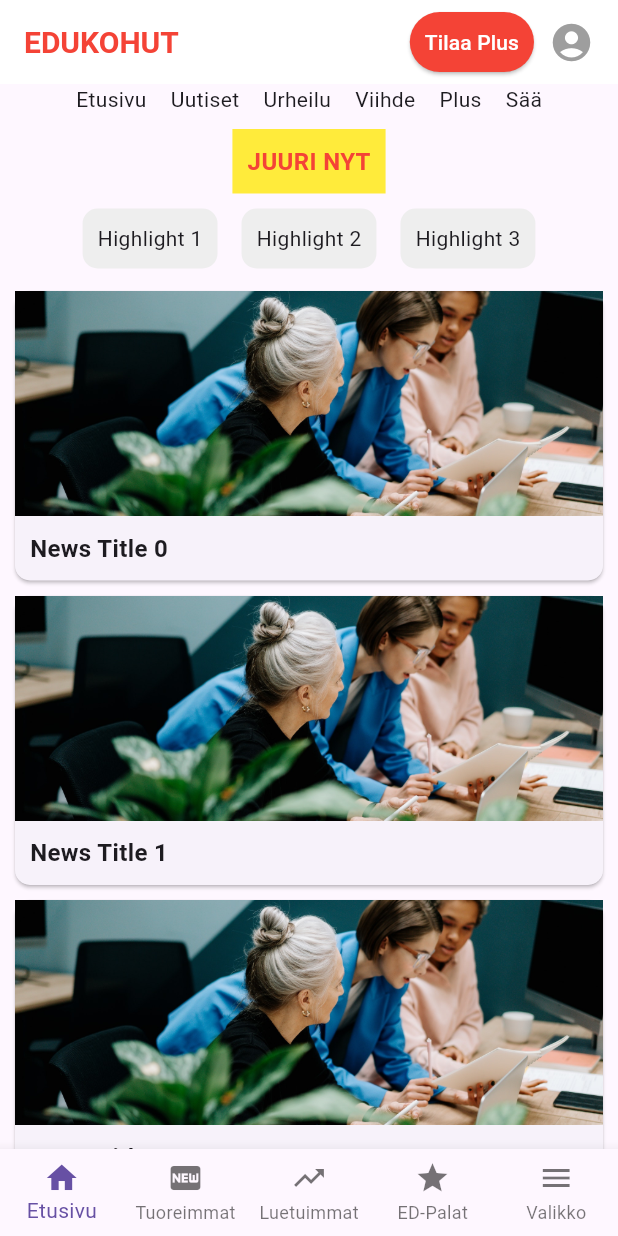
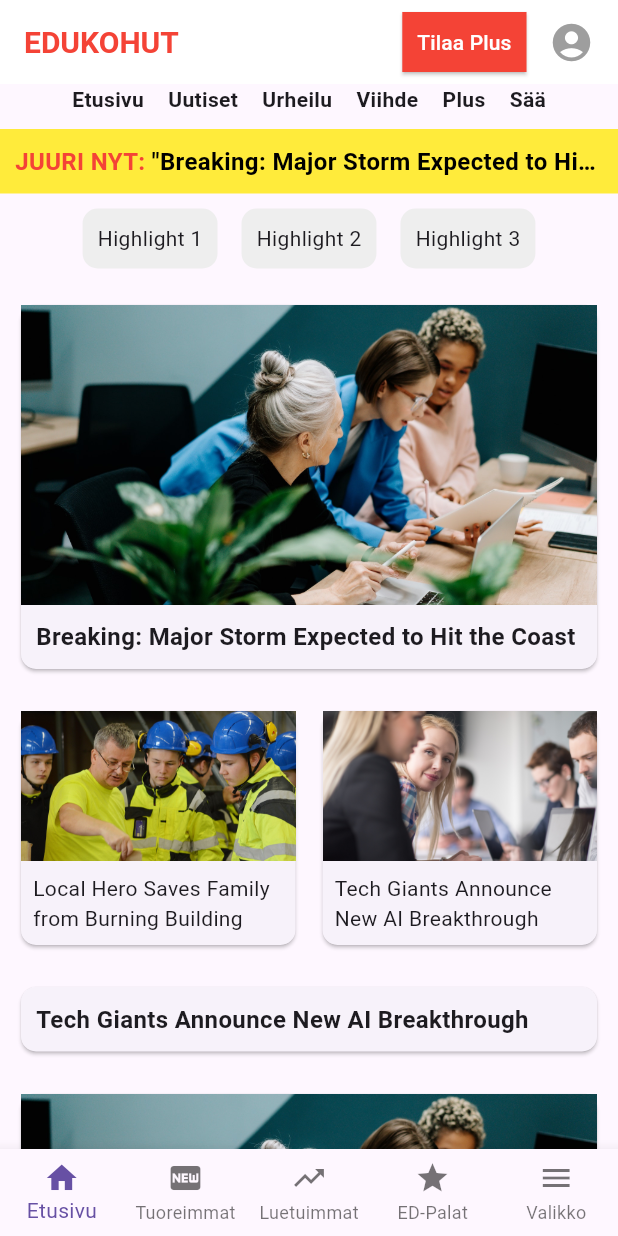
Before and after one commit to JaamoK/flutter_application_1, a Flutter app: the screen it shows after launch, on a phone screen of 412 x 824 dp. Run offline on Flutter 3.47's test engine with Material 3 defaults, Android fonts, the phone set to English and light mode, and no system bars.

Commit message:
Titles in eduKohu

```diff
--- a/lib/main.dart
+++ b/lib/main.dart
@@ -47,10 +47,13 @@ class HomeScreen extends StatelessWidget {
                     backgroundColor: Colors.red,
                     foregroundColor: Colors.white,
                     padding: const EdgeInsets.symmetric(horizontal: 10),
+                    shape: RoundedRectangleBorder(
+                      borderRadius: BorderRadius.zero, // Makes the button rectangular
+                    ),
                   ),
                   child: const Text('Tilaa Plus'),
                 ),
-                const SizedBox(width: 10),
+                const SizedBox(width: 15),
                 const Icon(
                   Icons.account_circle,
                   color: Colors.grey,
@@ -70,27 +73,27 @@ class HomeScreen extends StatelessWidget {
               children: const [
                 Padding(
                   padding: EdgeInsets.symmetric(horizontal: 8.0),
-                  child: Text('Etusivu'),
+                  child: Text('Etusivu', style: TextStyle(fontWeight: FontWeight.bold), ),
                 ),
                 Padding(
                   padding: EdgeInsets.symmetric(horizontal: 8.0),
-                  child: Text('Uutiset'),
+                  child: Text('Uutiset', style: TextStyle(fontWeight: FontWeight.bold), ),
                 ),
                 Padding(
                   padding: EdgeInsets.symmetric(horizontal: 8.0),
-                  child: Text('Urheilu'),
+                  child: Text('Urheilu', style: TextStyle(fontWeight: FontWeight.bold), ),
                 ),
                 Padding(
                   padding: EdgeInsets.symmetric(horizontal: 8.0),
-                  child: Text('Viihde'),
+                  child: Text('Viihde', style: TextStyle(fontWeight: FontWeight.bold), ),
                 ),
                 Padding(
                   padding: EdgeInsets.symmetric(horizontal: 8.0),
-                  child: Text('Plus'),
+                  child: Text('Plus', style: TextStyle(fontWeight: FontWeight.bold), ),
                 ),
                 Padding(
                   padding: EdgeInsets.symmetric(horizontal: 8.0),
-                  child: Text('Sää'),
+                  child: Text('Sää', style: TextStyle(fontWeight: FontWeight.bold), ),
                 ),
               ],
             ),
@@ -100,13 +103,29 @@ class HomeScreen extends StatelessWidget {
           Container(
             color: Colors.yellow,
             padding: const EdgeInsets.all(10),
-            child: const Text(
-              'JUURI NYT',
+            child: Row(
+              mainAxisAlignment: MainAxisAlignment.start,
+              children: [
+                const Text(
+                  'JUURI NYT: ',
                   style: TextStyle(
                     color: Colors.red,
                     fontWeight: FontWeight.bold,
                     fontSize: 16,
                   ),
+                ),
+                Expanded(
+                  child: Text(
+                    '"Breaking: Major Storm Expected to Hit the Coast!"', // Example title
+                    style: const TextStyle(
+                      color: Colors.black,
+                      fontWeight: FontWeight.bold,
+                      fontSize: 16,
+                    ),
+                    overflow: TextOverflow.ellipsis, // Ensures the title doesn't overflow
+                  ),
+                ),
+              ],
             ),
           ),
           const SizedBox(height: 10),
@@ -125,12 +144,26 @@ class HomeScreen extends StatelessWidget {
           // Main News Section
           Expanded(
             child: ListView.builder(
-              itemCount: 9,
+              itemCount: 20,
               itemBuilder: (context, index) {
-                return _buildNewsArticle(
-                  'assets/news_placeholder.png', // Replace with your test images
-                  'News Title $index',
+                if (index % 3 == 0) {
+                  // Style 1: Big picture with title
+                  return _buildStyle1Article(
+                    'assets/news_placeholder.png',
+                    _getFakeNewsTitle(index),
                   );
+                } else if (index % 3 == 1) {
+                  // Style 2: Two articles side by side
+                  return _buildStyle2Articles(
+                    'assets/news_placeholder1.png',
+                    'assets/news_placeholder2.png',
+                    _getFakeNewsTitle(index),
+                    _getFakeNewsTitle(index + 1),
+                  );
+                } else {
+                  // Style 3: Title only
+                  return _buildStyle3Article(_getFakeNewsTitle(index));
+                }
               },
             ),
           ),
@@ -177,10 +210,11 @@ class HomeScreen extends StatelessWidget {
     );
   }
 
-  // Helper Widget for News Articles
-  Widget _buildNewsArticle(String imagePath, String title) {
-    return Card(
-      margin: const EdgeInsets.symmetric(horizontal: 10, vertical: 5),
+  // Style 1: Big picture with title
+  Widget _buildStyle1Article(String imagePath, String title) {
+    return Padding(
+      padding: const EdgeInsets.all(10),
+      child: Card(
         shape: RoundedRectangleBorder(
           borderRadius: BorderRadius.circular(10),
         ),
@@ -189,7 +223,7 @@ class HomeScreen extends StatelessWidget {
           children: [
             Image.asset(
               imagePath,
-            height: 150,
+              height: 200,
               width: double.infinity,
               fit: BoxFit.cover,
             ),
@@ -205,6 +239,117 @@ class HomeScreen extends StatelessWidget {
             ),
           ],
         ),
+      ),
     );
   }
+
+  // Style 2: Two articles side by side
+  Widget _buildStyle2Articles(
+      String imagePath1, String imagePath2, String title1, String title2) {
+    return Padding(
+      padding: const EdgeInsets.all(10),
+      child: Row(
+        children: [
+          Expanded(
+            child: Card(
+              shape: RoundedRectangleBorder(
+                borderRadius: BorderRadius.circular(10),
+              ),
+              child: Column(
+                children: [
+                  Image.asset(
+                    imagePath1,
+                    height: 100,
+                    width: double.infinity,
+                    fit: BoxFit.cover,
+                  ),
+                  Padding(
+                    padding: const EdgeInsets.all(8.0),
+                    child: Text(
+                      title1,
+                      style: const TextStyle(fontSize: 14),
+                    ),
+                  ),
+                ],
+              ),
+            ),
+          ),
+          const SizedBox(width: 10),
+          Expanded(
+            child: Card(
+              shape: RoundedRectangleBorder(
+                borderRadius: BorderRadius.circular(10),
+              ),
+              child: Column(
+                children: [
+                  Image.asset(
+                    imagePath2,
+                    height: 100,
+                    width: double.infinity,
+                    fit: BoxFit.cover,
+                  ),
+                  Padding(
+                    padding: const EdgeInsets.all(8.0),
+                    child: Text(
+                      title2,
+                      style: const TextStyle(fontSize: 14),
+                    ),
+                  ),
+                ],
+              ),
+            ),
+          ),
+        ],
+      ),
+    );
   }
+
+  // Style 3: Title only
+  Widget _buildStyle3Article(String title) {
+    return Padding(
+      padding: const EdgeInsets.all(10),
+      child: Card(
+        shape: RoundedRectangleBorder(
+          borderRadius: BorderRadius.circular(10),
+        ),
+        child: Padding(
+          padding: const EdgeInsets.all(10),
+          child: Text(
+            title,
+            style: const TextStyle(
+              fontWeight: FontWeight.bold,
+              fontSize: 16,
+            ),
+          ),
+        ),
+      ),
+    );
+  }
+
+  String _getFakeNewsTitle(int index) {
+    final titles = [
+      "Breaking: Major Storm Expected to Hit the Coast",
+      "Local Hero Saves Family from Burning Building",
+      "Tech Giants Announce New AI Breakthrough",
+      "Sports Update: Championship Finals Tonight",
+      "New Study Reveals Surprising Health Benefits of Coffee",
+      "Entertainment: Upcoming Movie Breaks Pre-Sale Records",
+      "Economy: Stock Market Hits Record Highs",
+      "Travel: Top 10 Destinations for 2025 Revealed",
+      "Science: NASA Discovers New Exoplanet",
+      "Politics: Key Election Debate Scheduled for Tomorrow",
+      "Education: Schools to Introduce New Digital Curriculum",
+      "Environment: Global Efforts to Combat Climate Change",
+      "Fashion: Latest Trends for the Summer Season",
+      "Food: Chef Shares Secret Recipe for Perfect Pasta",
+      "History: Rare Artifact Unearthed in Ancient Ruins",
+      "Health: Experts Warn About Rising Flu Cases",
+      "Technology: Smartphone Sales Surge Amid New Releases",
+      "World News: Peace Talks Begin in Conflict Zone",
+      "Lifestyle: Tips for Achieving Work-Life Balance",
+      "Breaking: Local Festival Attracts Thousands of Visitors",
+    ];
+
+    return titles[index % titles.length];
+  }
+}
--- a/pubspec.yaml
+++ b/pubspec.yaml
@@ -54,6 +54,8 @@ flutter:
   assets:
     - assets/logo.png
     - assets/news_placeholder.png
+    - assets/news_placeholder1.png
+    - assets/news_placeholder2.png
   # The following line ensures that the Material Icons font is
   # included with your application, so that you can use the icons in
   # the material Icons class.
```
Also changed, not shown: assets/news_placeholder1.png (added), assets/news_placeholder2.png (added). Lines whose indentation alone changed are shown as unchanged.
